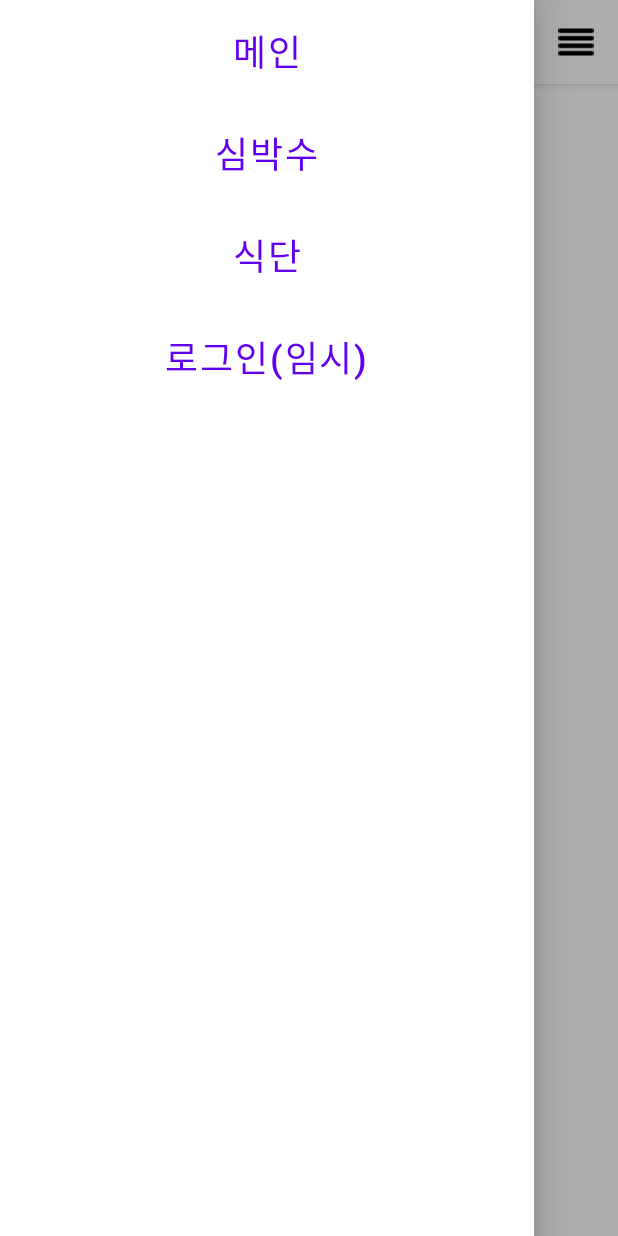
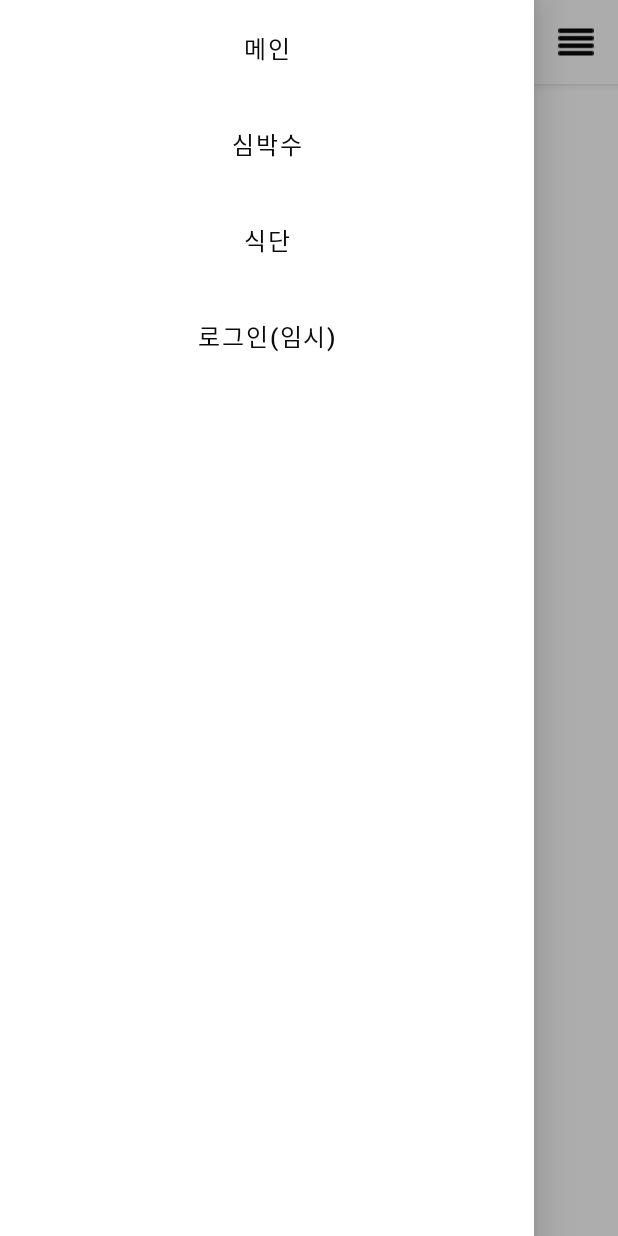
Before and after one commit to zhujack26/healthone, an Android app built with Jetpack Compose: the screen it shows after launch (MainActivity), after a tap on "Menu", on a phone screen of 412 x 824 dp. Run offline under Robolectric (Android 15) with nearby library versions, the phone set to English and light mode, and no system bars.

Commit message:
fix: topbar 디테일 수정

```diff
--- a/mobile/app/src/main/java/com/secui/healthone/ui/common/TopBar.kt
+++ b/mobile/app/src/main/java/com/secui/healthone/ui/common/TopBar.kt
@@ -8,7 +8,7 @@ import androidx.compose.material.*
 import androidx.compose.runtime.Composable
 import androidx.compose.runtime.rememberCoroutineScope
 import androidx.compose.ui.Modifier
-import androidx.compose.ui.graphics.Color
+import androidx.compose.ui.res.colorResource
 import androidx.compose.ui.res.painterResource
 import androidx.compose.ui.tooling.preview.Preview
 import androidx.compose.ui.unit.dp
@@ -33,17 +33,17 @@ fun TopBar() {
         scaffoldState = scaffoldState,
         topBar = {
             TopAppBar(
-                title = { Icon(painter = painterResource(id = R.drawable.ic_topbar_logo), contentDescription = "logo", tint = Color.Black,
+                title = { Icon(painter = painterResource(id = R.drawable.ic_topbar_logo), contentDescription = "logo", tint = colorResource(id = R.color.black),
                     modifier = Modifier.size(60.dp)
                 ) },
-                backgroundColor = Color.White,
+                backgroundColor = colorResource(id = R.color.white),
                 actions = {
                     IconButton(onClick = {
                         coroutineScope.launch {
                             scaffoldState.drawerState.open()
                         }
                     }) {
-                        Icon(painter = painterResource(id = R.drawable.ic_topbar_toggle), contentDescription = "Menu", tint = Color.Black,
+                        Icon(painter = painterResource(id = R.drawable.ic_topbar_toggle), contentDescription = "Menu", tint = colorResource(id = R.color.black),
                             modifier = Modifier.size(24.dp)
                         )
                     }
@@ -54,6 +54,7 @@ fun TopBar() {
             Column {
                 DrawerButton(
                     text = "메인",
+                    textColor = R.color.black,
                     onClick = {
                         navController.navigate("main")
                         coroutineScope.launch {
@@ -63,6 +64,7 @@ fun TopBar() {
                 )
                 DrawerButton(
                     text = "심박수",
+                    textColor = R.color.black,
                     onClick = {
 //                        navController.navigate("")
                         coroutineScope.launch {
@@ -72,6 +74,7 @@ fun TopBar() {
                 )
                 DrawerButton(
                     text = "식단",
+                    textColor = R.color.black,
                     onClick = {
                       navController.navigate("mealPlanPage")
                         coroutineScope.launch {
@@ -81,6 +84,7 @@ fun TopBar() {
                 )
                 DrawerButton(
                     text = "로그인(임시)",
+                    textColor = R.color.black,
                     onClick = {
                         navController.navigate("login")
                         coroutineScope.launch {
@@ -108,14 +112,15 @@ fun TopBar() {
         }
     )
 }
+
 @Composable
-fun DrawerButton(text: String, onClick: () -> Unit) {
+fun DrawerButton(text: String, textColor: Int = R.color.black, onClick: () -> Unit) {
     TextButton(
         onClick = onClick,
         modifier = Modifier
             .fillMaxWidth()
             .padding(8.dp)
     ) {
-        Text(text, fontSize = 24.sp)
+        Text(text, fontSize = 16.sp, color = colorResource(id = textColor))
     }
 }
```
